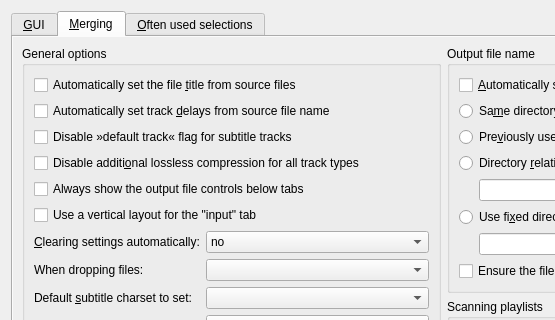
jpsdr/MKVToolnix-Windows-7, file src/mkvtoolnix-gui/forms/main_window/preferences_dialog.ui: the form before one commit; both pictures show x 0 to 555 and y 0 to 320 of the 901 by 648 pixel window.
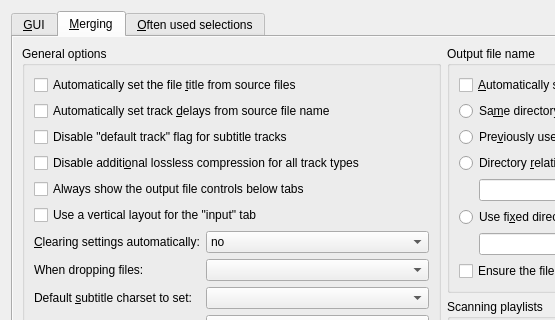
The form after the commit. The open tabs and pages were chosen to show the change. Icons and pictures are not drawn. Custom widgets are drawn as their Qt base class.

The edit to the form file:
```diff
--- a/src/mkvtoolnix-gui/forms/main_window/preferences_dialog.ui
+++ b/src/mkvtoolnix-gui/forms/main_window/preferences_dialog.ui
@@ -408,7 +408,7 @@
                   <item>
                    <widget class="QCheckBox" name="cbMDisableDefaultTrackForSubtitles">
                     <property name="text">
-                     <string>Disable »default track« flag for subtitle tracks</string>
+                     <string>Disable "default track" flag for subtitle tracks</string>
                     </property>
                    </widget>
                   </item>
```
